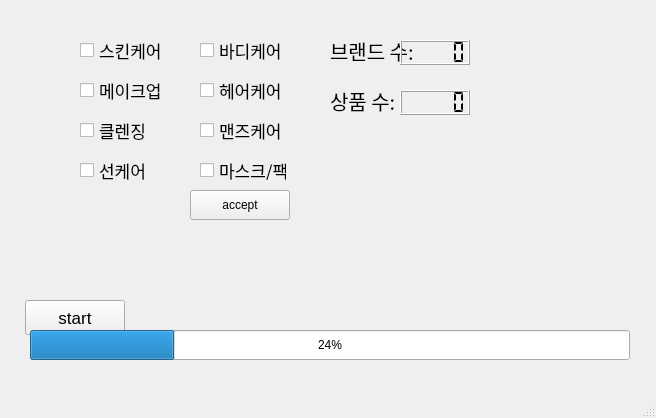
Qt form src/gui/form/scrapingWindow.ui (yeonseo-Jung/beauty_kr) before a commit.
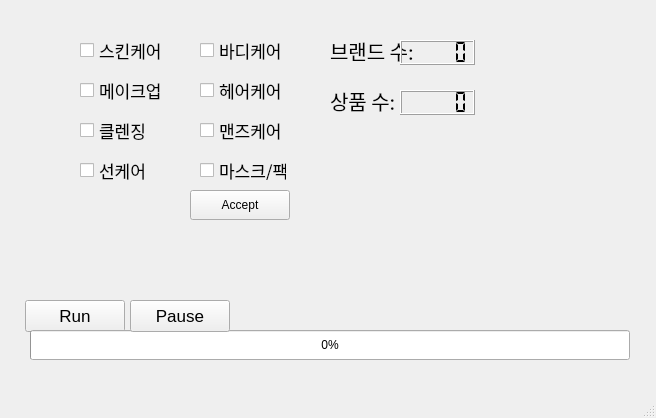
The same form after that commit.

Commit message: Feat: scraping package update Pause & Run continue

```diff
--- a/src/gui/form/scrapingWindow.ui
+++ b/src/gui/form/scrapingWindow.ui
@@ -29,7 +29,7 @@
      </font>
     </property>
     <property name="text">
-     <string>accept</string>
+     <string>Accept</string>
     </property>
    </widget>
    <widget class="QCheckBox" name="skincare">
@@ -190,7 +190,7 @@
       <x>25</x>
       <y>300</y>
       <width>100</width>
-      <height>35</height>
+      <height>32</height>
      </rect>
     </property>
     <property name="font">
@@ -199,7 +199,7 @@
      </font>
     </property>
     <property name="text">
-     <string>start</string>
+     <string>Run</string>
     </property>
    </widget>
    <widget class="QLabel" name="label">
@@ -250,7 +250,13 @@
      </rect>
     </property>
     <property name="value">
-     <number>24</number>
+     <number>0</number>
+    </property>
+    <property name="invertedAppearance">
+     <bool>false</bool>
+    </property>
+    <property name="textDirection">
+     <enum>QProgressBar::TopToBottom</enum>
     </property>
    </widget>
    <widget class="QLCDNumber" name="brand_count">
@@ -258,7 +264,7 @@
      <rect>
       <x>400</x>
       <y>40</y>
-      <width>70</width>
+      <width>75</width>
       <height>25</height>
      </rect>
     </property>
@@ -283,7 +289,7 @@
      <rect>
       <x>400</x>
       <y>90</y>
-      <width>70</width>
+      <width>75</width>
       <height>25</height>
      </rect>
     </property>
@@ -291,6 +297,24 @@
      <enum>QLCDNumber::Flat</enum>
     </property>
    </widget>
+   <widget class="QPushButton" name="pause">
+    <property name="geometry">
+     <rect>
+      <x>130</x>
+      <y>300</y>
+      <width>100</width>
+      <height>32</height>
+     </rect>
+    </property>
+    <property name="font">
+     <font>
+      <pointsize>13</pointsize>
+     </font>
+    </property>
+    <property name="text">
+     <string>Pause</string>
+    </property>
+   </widget>
   </widget>
   <widget class="QMenuBar" name="menubar">
    <property name="geometry">
```
Left out of the diff: 2 changed lines with no effect on the pictures. The commit also changes 6 other files.
